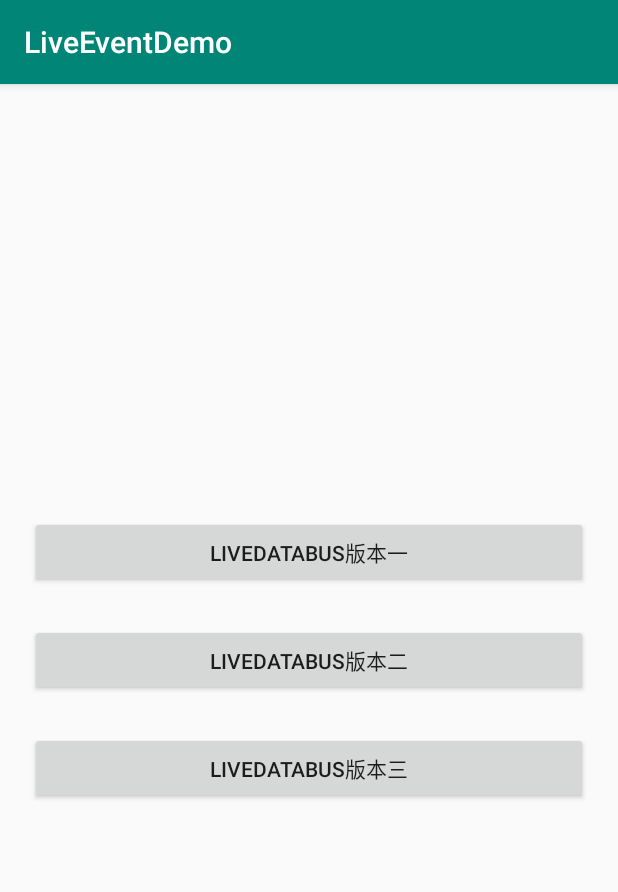
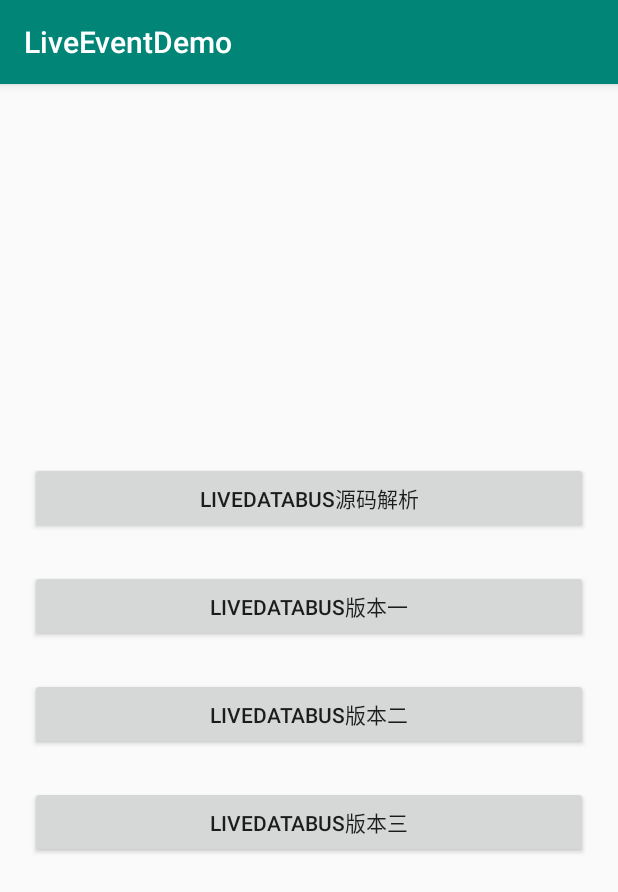
Before and after one commit to guixin567/LiveDatabus, an Android app: the screen it shows after launch (MainActivity), on a phone screen of 412 x 824 dp. Shown: the top 892 px of the screen. Run offline under Robolectric (Android 15) with nearby library versions, the phone set to English and light mode, and no system bars.

Commit message:
feat(Demo):LiveData简单使用

```diff
--- a/app/src/main/java/com/example/liveeventdemo/activity/MainActivity.kt
+++ b/app/src/main/java/com/example/liveeventdemo/activity/MainActivity.kt
@@ -1,27 +1,47 @@
 package com.example.liveeventdemo.activity
 
-import android.support.v7.app.AppCompatActivity
-import android.os.Bundle
+import android.arch.lifecycle.MutableLiveData
+import android.arch.lifecycle.Observer
 import com.example.liveeventdemo.R
 import com.example.liveeventdemo.livedatabus1.VersionFirstActivity
 import com.example.liveeventdemo.livedatabus2.VersionSecondActivity
 import com.example.liveeventdemo.util.routeTo
+import com.example.liveeventdemo.util.showToast
 import kotlinx.android.synthetic.main.activity_main.*
 
 class MainActivity : BaseActivity() {
+    private val mTestLiveData = MutableLiveData<String>()
+
     override fun initLayoutResID() = R.layout.activity_main
 
     override fun initListener() {
+        MutableLiveData<String>()
+        //源码
+        bt_source.setOnClickListener {
+            mTestLiveData.value = "发布消息"
+            mTestLiveData.postValue("post")
+        }
+
+        //版本一
         bt_version1.setOnClickListener {
             routeTo<VersionFirstActivity>()
         }
 
+        //版本二
         bt_version2.setOnClickListener {
             routeTo<VersionSecondActivity>()
         }
 
+        //版本三
         bt_version3.setOnClickListener {
             routeTo<VersionFirstActivity>()
         }
     }
+
+    override fun initObserve() {
+        super.initObserve()
+        mTestLiveData.observe(this, Observer {
+            showToast("LiveData事件订阅---$it")
+        })
+    }
 }
--- a/app/src/main/res/layout/activity_main.xml
+++ b/app/src/main/res/layout/activity_main.xml
@@ -7,14 +7,23 @@
         android:layout_height="match_parent"
         android:padding="20dp"
         tools:context=".livedatabus1.VersionFirstActivity">
-
+    <Button
+            android:text="LiveDataBus源码解析"
+            android:layout_width="0dp"
+            android:layout_height="wrap_content"
+            app:layout_constraintVertical_chainStyle="packed"
+            android:id="@+id/bt_source" app:layout_constraintTop_toTopOf="parent"
+            app:layout_constraintBottom_toTopOf="@+id/bt_version1" app:layout_constraintStart_toStartOf="parent"
+            app:layout_constraintHorizontal_bias="0.5" app:layout_constraintEnd_toEndOf="parent"/>
 
     <Button
             android:text="LiveDataBus版本一"
             android:layout_width="0dp"
             android:layout_height="wrap_content"
             app:layout_constraintVertical_chainStyle="packed"
-            android:id="@+id/bt_version1" app:layout_constraintTop_toTopOf="parent"
+            android:id="@+id/bt_version1"
+            android:layout_marginTop="24dp"
+            app:layout_constraintTop_toBottomOf="@+id/bt_source"
             app:layout_constraintBottom_toTopOf="@+id/bt_version2" app:layout_constraintStart_toStartOf="parent"
             app:layout_constraintHorizontal_bias="0.5" app:layout_constraintEnd_toEndOf="parent"/>
     <Button
```
